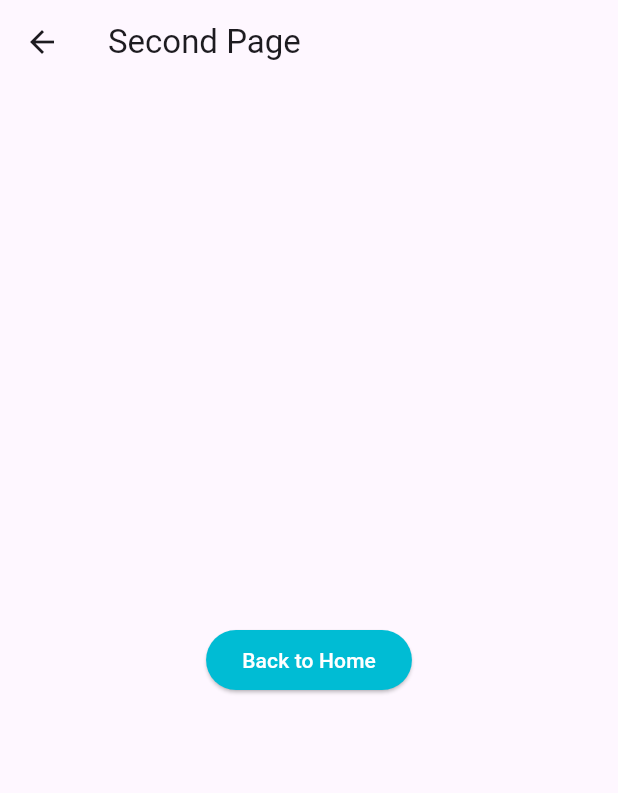
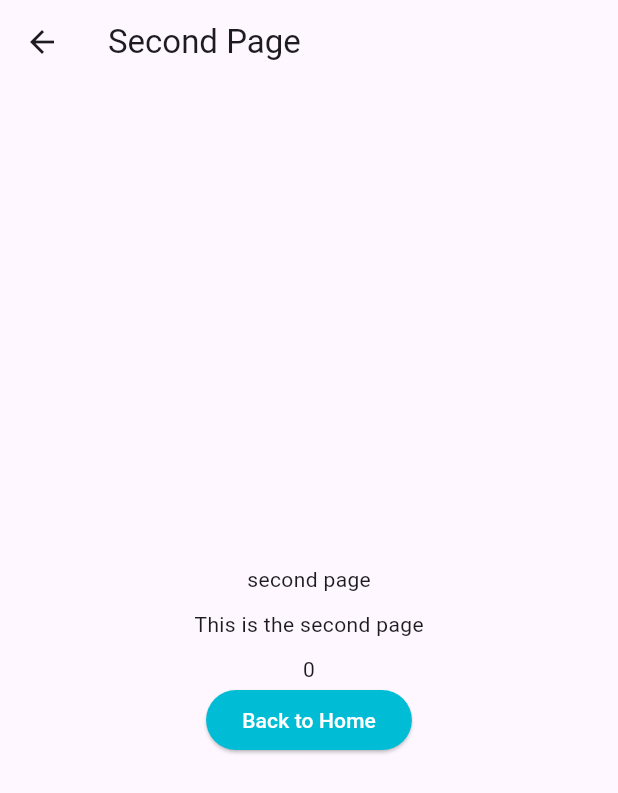
Before and after one commit to Monaliza14xx/flutter-4com1, a Flutter app: the screen it shows after launch, after a tap on "ເພີ່ມຄ່າ", after a tap on "ລົບຄ່າ", after a tap on "Go to second page", on a phone screen of 412 x 824 dp. Shown: the top 793 px of the screen. Run offline on Flutter 3.47's test engine with Material 2 defaults, Android fonts, the phone set to English and light mode, and no system bars; our stand-ins replace salomon_bottom_bar; network calls fail.

Commit message:
chore: Update navigation routes in NavigationBarApp and add HTTP package for API request in MyHomePage

```diff
--- a/lib/components/navbar/navigation_bar.dart
+++ b/lib/components/navbar/navigation_bar.dart
@@ -15,7 +15,7 @@ class NavigationBarApp extends StatelessWidget {
         theme: ThemeData(useMaterial3: true, primarySwatch: Colors.green),
         home: const NavigationExample(),
         routes: <String, WidgetBuilder>{
-          '/second': (BuildContext context) => const SecondPage(),
+          '/second': (BuildContext context) =>  SecondPage(),
           '/home': (BuildContext context) =>
               const MyHomePage(title: 'HomePage'),
         });
--- a/lib/components/pages/home_page.dart
+++ b/lib/components/pages/home_page.dart
@@ -1,5 +1,7 @@
 import 'package:flutter/material.dart';
 import '../buttoms/custom_buttom.dart';
+import 'package:http/http.dart' as http;
+import 'dart:convert';
 
 class MyHomePage extends StatefulWidget {
   const MyHomePage({Key? key, required this.title}) : super(key: key);
@@ -11,6 +13,24 @@ class MyHomePage extends StatefulWidget {
 
 class _MyHomePageState extends State<MyHomePage> {
   int _counter = 0;
+  String _value = "Innital value";
+  late String _data = "No data";
+
+  void convertData(value) {
+    setState(() {
+      _data = value.toString();
+    });
+  }
+
+  void getData() async {
+    var url = Uri.parse('https://sheetdb.io/api/v1/3eb1vmdoo19g2');
+    http.Response response = await http.get(url);
+    if (response.statusCode == 200) {
+      convertData(jsonDecode(utf8.decode(response.bodyBytes)));
+    } else {
+      convertData("Error");
+    }
+  }
 
   void _incrementCounter() {
     setState(() {
@@ -32,12 +52,23 @@ class _MyHomePageState extends State<MyHomePage> {
     });
   }
 
+  void _reciveContext(value) {
+    setState(() {
+      _value = value;
+    });
+  }
+
   void _goToSecondPage() {
-    Navigator.pushNamed(context, '/second');
+    Navigator.pushNamed(context, '/second', arguments: {
+      "title": "second page",
+      "content": "This is the second page",
+      "counter": _counter
+    }).then((value) => _reciveContext(value));
   }
 
   @override
   Widget build(BuildContext context) {
+    getData();
     return MaterialApp(
       theme: ThemeData(primarySwatch: Colors.green),
       home: Scaffold(
@@ -50,9 +81,10 @@ class _MyHomePageState extends State<MyHomePage> {
           child: Column(
             mainAxisAlignment: MainAxisAlignment.center,
             children: <Widget>[
+              Text(_value, style: const TextStyle(fontSize: 20)),
               const Text(
                 'ຈຳນວນ',
-                style: TextStyle(fontSize: 20, fontFamily: 'NotoSansLao' ),
+                style: TextStyle(fontSize: 20, fontFamily: 'NotoSansLao'),
               ),
               Text(
                 '$_counter',
@@ -81,6 +113,9 @@ class _MyHomePageState extends State<MyHomePage> {
                 btnFunc: _goToSecondPage,
                 btnColor: Colors.cyan,
                 btnText: "Go to second page",
+              ),
+              Text(
+                _data.toString(),
               )
             ],
           ),
@@ -88,5 +123,4 @@ class _MyHomePageState extends State<MyHomePage> {
       ),
     );
   }
-
 }
--- a/lib/components/pages/second_page.dart
+++ b/lib/components/pages/second_page.dart
@@ -1,17 +1,31 @@
 
 import 'package:flutter/material.dart';
-
 class SecondPage extends StatelessWidget {
   const SecondPage({Key? key}) : super(key: key);
 
   @override
   Widget build(BuildContext context) {
+
+    final value = ModalRoute.of(context)!.settings.arguments as Map<String, dynamic>?;
+
+
     return Scaffold(
       appBar: AppBar(title: const Text("Second Page")),
       body: Center(
         child: Column(
           mainAxisAlignment: MainAxisAlignment.center,
           children: <Widget>[
+             Text(
+              value!['title'],
+            ),
+            const SizedBox(height: 10),
+            Text(
+              value['content'],
+            ),
+            const SizedBox(height: 10),
+            Text(
+              value['counter'].toString(),
+            ),
             ElevatedButton(
               style: ElevatedButton.styleFrom(
                 primary: Colors.cyan,
@@ -21,7 +35,7 @@ class SecondPage extends StatelessWidget {
                 ),
               ),
               onPressed: () {
-                Navigator.pop(context);
+                Navigator.pop(context, 'Hello from Second Page');
               },
               child: const Text('Back to Home'),
             )
--- a/pubspec.yaml
+++ b/pubspec.yaml
@@ -35,6 +35,7 @@ dependencies:
   # Use with the CupertinoIcons class for iOS style icons.
   cupertino_icons: ^1.0.2
   salomon_bottom_bar: ^3.3.2
+  http: ^0.13.5
 
 dev_dependencies:
   flutter_test:
```
Also changed, not shown: pubspec.lock.
